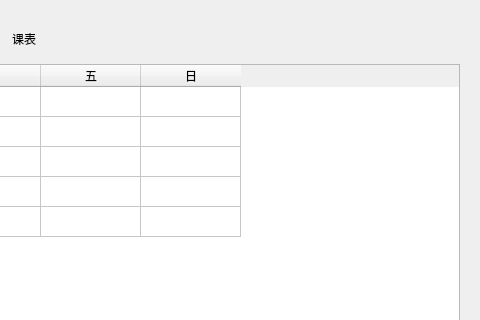
Database-Course-Developers/Educational_Administration_System, file student.ui: the form before one commit; both pictures show x 432 to 912 and y 0 to 320 of the 912 by 499 pixel window.
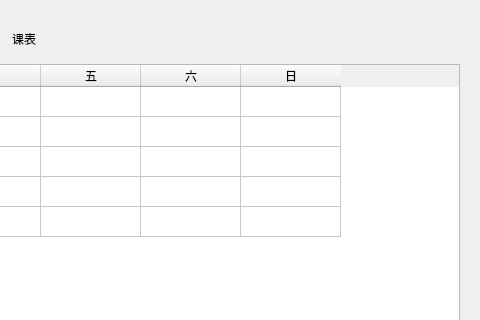
The form after the commit. The open tabs and pages were chosen to show the change.

Patch:
```diff
--- a/student.ui
+++ b/student.ui
@@ -1295,6 +1295,11 @@
            <string>五</string>
           </property>
          </column>
+         <column>
+          <property name="text">
+           <string>六</string>
+          </property>
+         </column>
          <column>
           <property name="text">
            <string>日</string>
```
Left out of the diff: 2 changed lines with no effect on the pictures.
